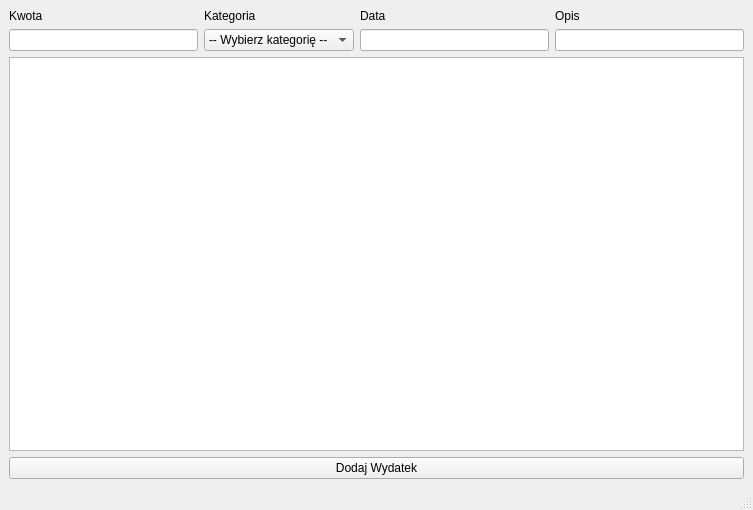
The window that mainwindow.ui (Borejson1/FinanceManager) describes before a commit, drawn with Qt 5.
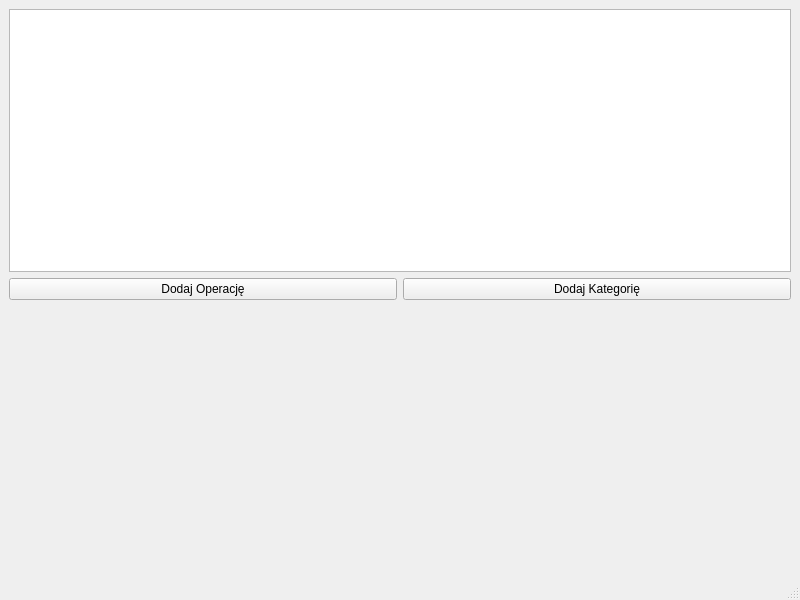
The same window after the commit.

Diff of the .ui file:
```diff
--- a/mainwindow.ui
+++ b/mainwindow.ui
@@ -6,8 +6,8 @@
    <rect>
     <x>0</x>
     <y>0</y>
-    <width>753</width>
-    <height>510</height>
+    <width>800</width>
+    <height>600</height>
    </rect>
   </property>
   <property name="windowTitle">
@@ -15,76 +15,40 @@
   </property>
   <widget class="QWidget" name="centralwidget">
    <layout class="QVBoxLayout" name="verticalLayout">
-    <item>
-     <layout class="QGridLayout" name="gridLayout">
-      <item row="1" column="3">
-       <widget class="QLineEdit" name="lineEdit"/>
-      </item>
-      <item row="0" column="0">
-       <widget class="QLabel" name="label">
-        <property name="text">
-         <string>Kwota</string>
-        </property>
-       </widget>
-      </item>
-      <item row="0" column="3">
-       <widget class="QLabel" name="label_5">
-        <property name="text">
-         <string>Opis</string>
-        </property>
-       </widget>
-      </item>
-      <item row="1" column="0">
-       <widget class="QLineEdit" name="editAmount"/>
-      </item>
-      <item row="0" column="2">
-       <widget class="QLabel" name="label_4">
-        <property name="text">
-         <string>Data</string>
-        </property>
-       </widget>
-      </item>
-      <item row="1" column="2">
-       <widget class="QLineEdit" name="editDate"/>
-      </item>
-      <item row="0" column="1">
-       <widget class="QLabel" name="label_3">
-        <property name="text">
-         <string>Kategoria</string>
-        </property>
-       </widget>
-      </item>
-      <item row="1" column="1">
-       <widget class="QComboBox" name="comboType">
-        <item>
-         <property name="text">
-          <string>-- Wybierz kategorię --</string>
-         </property>
-        </item>
-        <item>
-         <property name="text">
-          <string>Jedzenie</string>
-         </property>
-        </item>
-        <item>
-         <property name="text">
-          <string>Rozrywka</string>
-         </property>
-        </item>
-       </widget>
-      </item>
-     </layout>
-    </item>
+    
     <item>
      <widget class="QTableView" name="tableView"/>
     </item>
     <item>
-     <widget class="QPushButton" name="pushButton">
-      <property name="text">
-       <string>Dodaj Wydatek</string>
+     <layout class="QHBoxLayout" name="horizontalLayout">
+      <item>
+       <widget class="QPushButton" name="pushButton">
+        <property name="text">
+         <string>Dodaj Operację</string>
+        </property>
+       </widget>
+      </item>
+      <item>
+       <widget class="QPushButton" name="pushButton_2">
+        <property name="text">
+         <string>Dodaj Kategorię</string>
+        </property>
+       </widget>
+      </item>
+     </layout>
+    </item>
+    
+    <item>
+     <widget class="QStackedWidget" name="stackedWidget">
+      <property name="currentIndex">
+       <number>0</number>
       </property>
+      
+      <widget class="QWidget" name="page_empty"/>
+      
      </widget>
     </item>
+    
    </layout>
   </widget>
   <widget class="QMenuBar" name="menubar">
```
Left out of the diff: 5 changed lines with no effect on the pictures.
